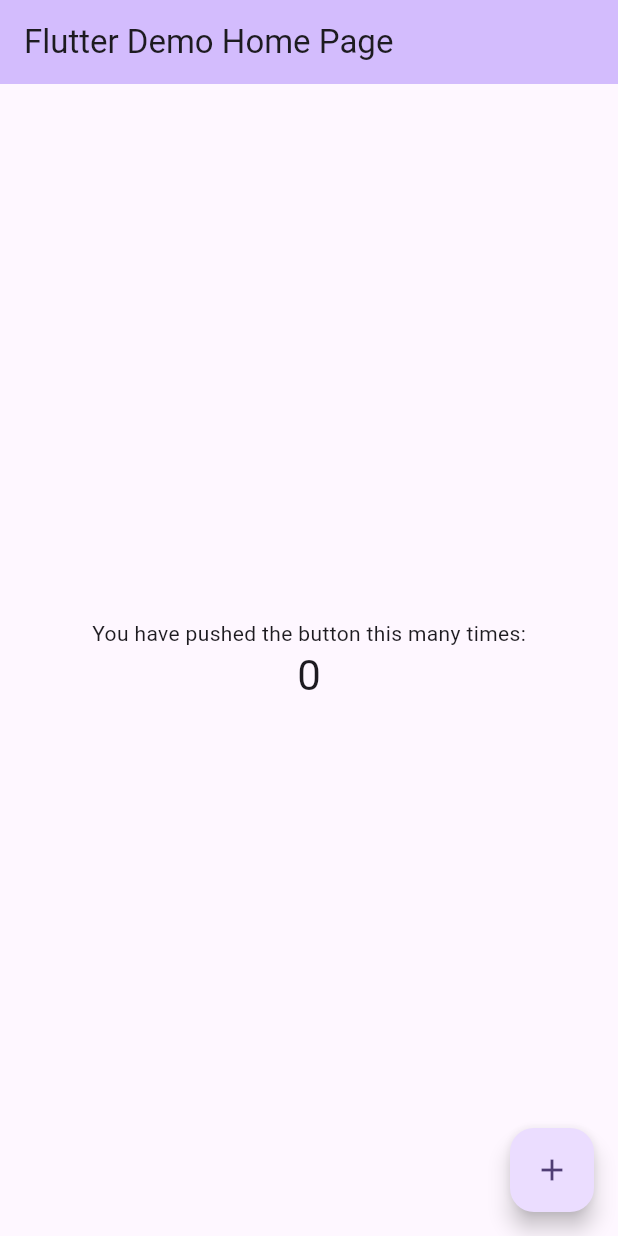
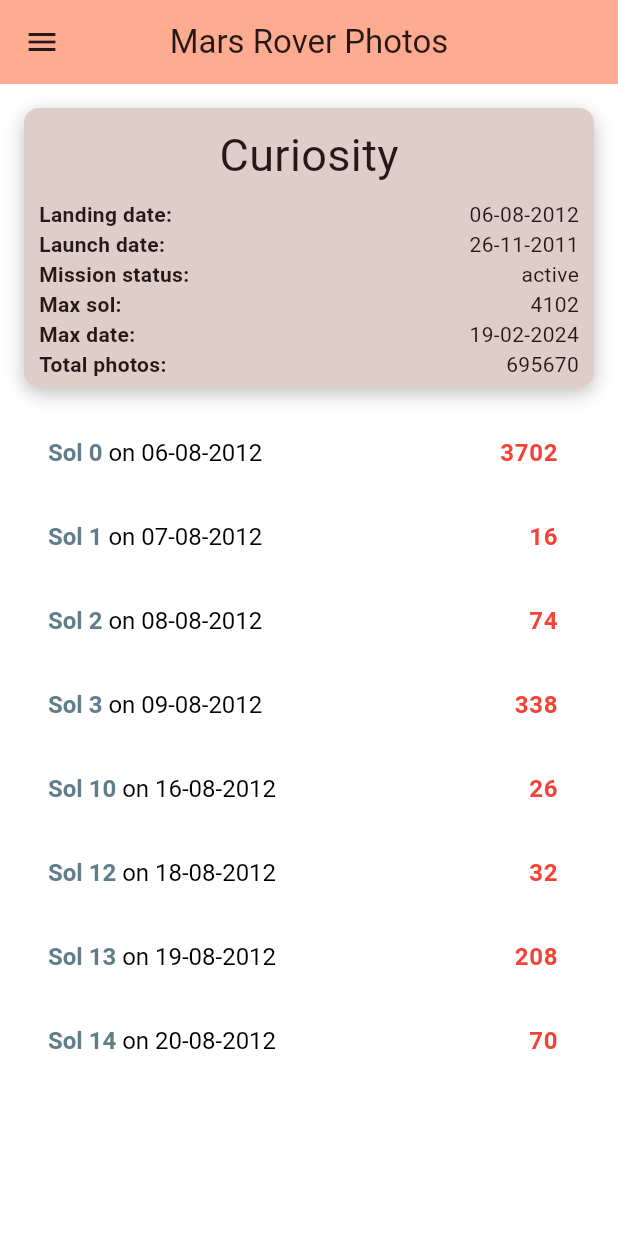
Before and after one commit to Arseid/mars_rovers_api, a Flutter app: the screen it shows after launch, on a phone screen of 412 x 824 dp. Run offline on Flutter 3.47's test engine with Material 3 defaults, Android fonts, the phone set to English and light mode, and no system bars.

Commit message:
Home Page and widgets

```diff
--- a/lib/main.dart
+++ b/lib/main.dart
@@ -1,68 +1,22 @@
 import 'package:flutter/material.dart';
+import 'views/home_screen.dart';
 
 void main() {
-  runApp(const MyApp());
+  runApp(const MarsRoverApp());
 }
 
-class MyApp extends StatelessWidget {
-  const MyApp({super.key});
+class MarsRoverApp extends StatelessWidget {
+  const MarsRoverApp({super.key});
 
   @override
   Widget build(BuildContext context) {
     return MaterialApp(
-      title: 'Flutter Demo',
+      title: 'Mars Rover Photos',
       theme: ThemeData(
-        colorScheme: ColorScheme.fromSeed(seedColor: Colors.deepPurple),
+        colorScheme: ColorScheme.fromSeed(seedColor: Colors.deepOrange),
         useMaterial3: true,
       ),
-      home: const MyHomePage(title: 'Flutter Demo Home Page'),
+      home: const HomeScreen(),
     );
   }
 }
-
-class MyHomePage extends StatefulWidget {
-  const MyHomePage({super.key, required this.title});
-  final String title;
-
-  @override
-  State<MyHomePage> createState() => _MyHomePageState();
-}
-
-class _MyHomePageState extends State<MyHomePage> {
-  int _counter = 0;
-
-  void _incrementCounter() {
-    setState(() {
-      _counter++;
-    });
-  }
-
-  @override
-  Widget build(BuildContext context) {
-    return Scaffold(
-      appBar: AppBar(
-        backgroundColor: Theme.of(context).colorScheme.inversePrimary,
-        title: Text(widget.title),
-      ),
-      body: Center(
-        child: Column(
-          mainAxisAlignment: MainAxisAlignment.center,
-          children: <Widget>[
-            const Text(
-              'You have pushed the button this many times:',
-            ),
-            Text(
-              '$_counter',
-              style: Theme.of(context).textTheme.headlineMedium,
-            ),
-          ],
-        ),
-      ),
-      floatingActionButton: FloatingActionButton(
-        onPressed: _incrementCounter,
-        tooltip: 'Increment',
-        child: const Icon(Icons.add),
-      ),
-    );
-  }
-}
--- a/lib/views/home_screen.dart
+++ b/lib/views/home_screen.dart
@@ -0,0 +1,93 @@
+import 'package:flutter/material.dart';
+import '../widgets/rover_info_card.dart';
+import '../widgets/sol_list_item.dart';
+
+class HomeScreen extends StatefulWidget {
+  const HomeScreen({super.key});
+
+  @override
+  State<HomeScreen> createState() => _HomeScreenState();
+}
+
+class _HomeScreenState extends State<HomeScreen> {
+  String selectedRover = 'Curiosity';
+
+  final roverInfo = {
+    "launch_date": "26-11-2011",
+    "landing_date": "06-08-2012",
+    "status": "active",
+    "max_sol": 4102,
+    "max_date": "19-02-2024",
+    "total_photos": 695670,
+  };
+
+  final sols = [
+    {"sol": 0, "date": "06-08-2012", "photos": 3702},
+    {"sol": 1, "date": "07-08-2012", "photos": 16},
+    {"sol": 2, "date": "08-08-2012", "photos": 74},
+    {"sol": 3, "date": "09-08-2012", "photos": 338},
+    {"sol": 10, "date": "16-08-2012", "photos": 26},
+    {"sol": 12, "date": "18-08-2012", "photos": 32},
+    {"sol": 13, "date": "19-08-2012", "photos": 208},
+    {"sol": 14, "date": "20-08-2012", "photos": 70},
+  ];
+
+  void _selectRover(String rover) {
+    setState(() {
+      selectedRover = rover;
+      // Charger ici les vraies données plus tard
+    });
+    Navigator.pop(context);
+  }
+
+  @override
+  Widget build(BuildContext context) {
+    return Scaffold(
+      backgroundColor: Colors.white,
+      appBar: AppBar(
+        title: const Text('Mars Rover Photos'),
+        centerTitle: true,
+        backgroundColor: Colors.deepOrange[200],
+      ),
+      drawer: Drawer(
+        child: ListView(
+          padding: EdgeInsets.zero,
+          children: [
+            const DrawerHeader(
+              decoration: BoxDecoration(color: Colors.deepOrange),
+              child: Text('Select a Rover',
+                  style: TextStyle(color: Colors.white, fontSize: 20)),
+            ),
+            for (var rover in ['Curiosity', 'Opportunity', 'Spirit'])
+              ListTile(
+                title: Text(rover),
+                onTap: () => _selectRover(rover),
+              ),
+          ],
+        ),
+      ),
+      body: Padding(
+        padding: const EdgeInsets.all(16),
+        child: Column(
+          children: [
+            RoverInfoCard(roverName: selectedRover, info: roverInfo),
+            const SizedBox(height: 16),
+            Expanded(
+              child: ListView.builder(
+                itemCount: sols.length,
+                itemBuilder: (context, index) {
+                  final solMap = sols[index];
+                  return SolListItem(
+                    solNumber: solMap['sol'] as int,
+                    date: solMap['date'] as String,
+                    photoCount: solMap['photos'] as int,
+                  );
+                },
+              ),
+            )
+          ],
+        ),
+      ),
+    );
+  }
+}
--- /dev/null
+++ b/lib/widgets/rover_info_card.dart
@@ -0,0 +1,56 @@
+import 'package:flutter/material.dart';
+
+class RoverInfoCard extends StatelessWidget {
+  final String roverName;
+  final Map<String, dynamic> info;
+
+  const RoverInfoCard({
+    super.key,
+    required this.roverName,
+    required this.info,
+  });
+
+  @override
+  Widget build(BuildContext context) {
+    return Container(
+      padding: const EdgeInsets.fromLTRB(10, 10, 10, 5),
+      decoration: BoxDecoration(
+        color: const Color(0xFFDECECA),
+        borderRadius: BorderRadius.circular(10),
+        boxShadow: const [
+          BoxShadow(color: Colors.black26, blurRadius: 10, offset: Offset(0, 4)),
+        ],
+      ),
+      child: Column(
+        children: [
+          Text(
+            roverName,
+            style: const TextStyle(fontSize: 30),
+          ),
+          const SizedBox(height: 8),
+          Row(
+            mainAxisAlignment: MainAxisAlignment.spaceBetween,
+            children: [
+              const Column(crossAxisAlignment: CrossAxisAlignment.start, children: [
+                Text("Landing date:", style: TextStyle(fontWeight: FontWeight.bold)),
+                Text("Launch date:", style: TextStyle(fontWeight: FontWeight.bold)),
+                Text("Mission status:", style: TextStyle(fontWeight: FontWeight.bold)),
+                Text("Max sol:", style: TextStyle(fontWeight: FontWeight.bold)),
+                Text("Max date:", style: TextStyle(fontWeight: FontWeight.bold)),
+                Text("Total photos:", style: TextStyle(fontWeight: FontWeight.bold)),
+              ]),
+              Column(crossAxisAlignment: CrossAxisAlignment.end, children: [
+                Text("${info["landing_date"]}"),
+                Text("${info["launch_date"]}"),
+                Text("${info["status"]}"),
+                Text("${info["max_sol"]}"),
+                Text("${info["max_date"]}"),
+                Text("${info["total_photos"]}"),
+              ]),
+            ],
+          ),
+        ],
+      ),
+    );
+  }
+}
--- /dev/null
+++ b/lib/widgets/sol_list_item.dart
@@ -0,0 +1,47 @@
+import 'package:flutter/material.dart';
+
+class SolListItem extends StatelessWidget {
+  final int solNumber;
+  final String date;
+  final int photoCount;
+
+  const SolListItem({
+    super.key,
+    required this.solNumber,
+    required this.date,
+    required this.photoCount,
+  });
+
+  @override
+  Widget build(BuildContext context) {
+    return ListTile(
+      title: RichText(
+        text: TextSpan(
+          text: 'Sol $solNumber',
+          style: const TextStyle(
+            color: Color(0xFF607D8B),
+            fontWeight: FontWeight.bold,
+            fontSize: 16,
+          ),
+          children: [
+            TextSpan(
+              text: ' on $date',
+              style: const TextStyle(
+                color: Colors.black,
+                fontWeight: FontWeight.normal,
+              ),
+            ),
+          ],
+        ),
+      ),
+      trailing: Text(
+        '$photoCount',
+        style: const TextStyle(
+          color: Colors.red,
+          fontWeight: FontWeight.bold,
+          fontSize: 16,
+        ),
+      ),
+    );
+  }
+}
```
Also changed, not shown: 1 other file.
